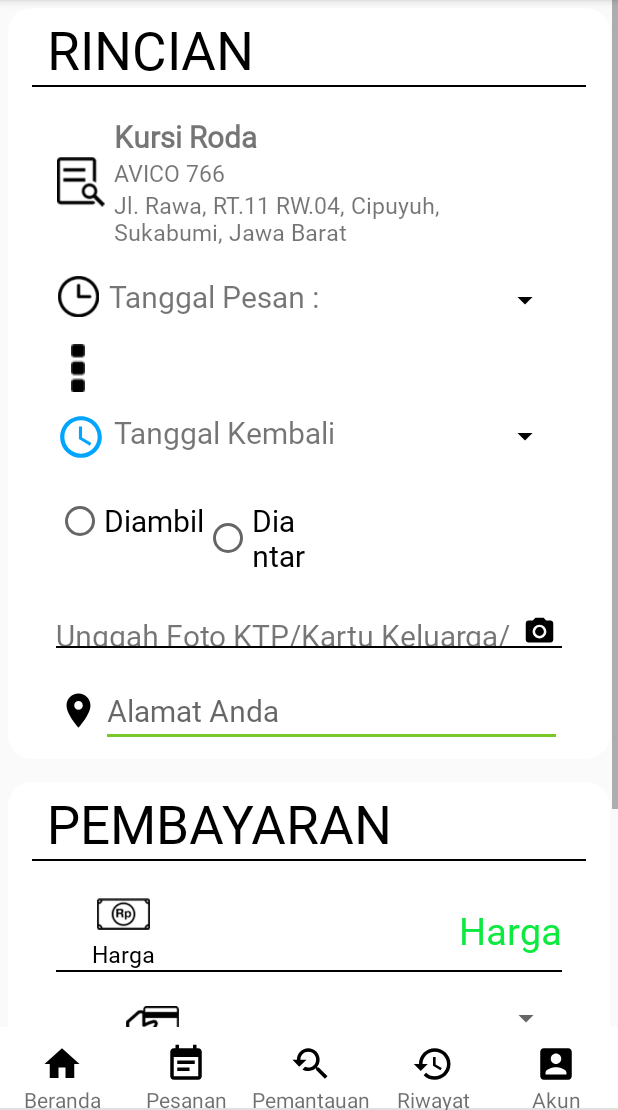
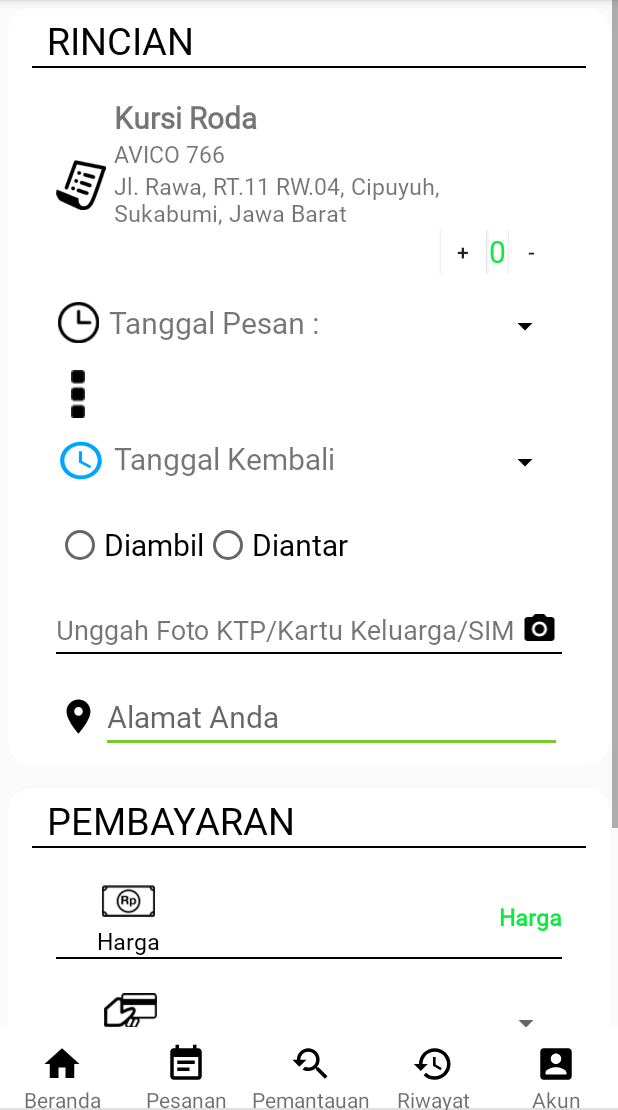
Before and after one commit to Rizkysuandana/d35t4r_d3v, an Android app: the AlatMedis screen opened directly, with no data from a screen before it, after a tap on "Kursi Roda", on a phone screen of 412 x 824 dp, the part 126-1236 px from its top. Run offline under Robolectric (Android 15) with nearby library versions, the phone set to English and light mode, and no system bars.

Commit message:
progres harian

```diff
--- a/destar/destar/app/src/main/res/layout/activity_login.xml
+++ b/destar/destar/app/src/main/res/layout/activity_login.xml
@@ -32,7 +32,7 @@
                 android:layout_centerHorizontal="true"
                 android:layout_marginBottom="5dp"
                 android:layout_marginTop="5dp"
-                android:fontFamily="sans-serif-smallcaps"
+                android:fontFamily="@font/pala"
                 android:text="Masuk"
                 android:textColor="@color/colorblack"
                 android:textSize="18dip"
@@ -59,6 +59,7 @@
                     android:layout_margin="10dp"
                     android:layout_toRightOf="@+id/image_email"
                     android:hint="Email"
+                    android:fontFamily="@font/pala"
                     android:inputType="textEmailAddress"
                     android:singleLine="true"
                     android:text="Ali" />
@@ -109,6 +110,7 @@
                     android:layout_height="wrap_content"
                     android:layout_centerHorizontal="true"
                     android:text="Masuk"
+                    android:fontFamily="@font/pala"
                     android:background="@drawable/buttonshapelogin"
                     android:textColor="#fff"
                     android:textStyle="bold" />
@@ -119,12 +121,14 @@
                     android:layout_centerHorizontal="true"
                     android:text="Lupa Kata Sandi?"
                     android:textSize="11dp"
+                    android:fontFamily="@font/pala"
                     android:id="@+id/lupasandi"/>
                 <TextView
                     android:layout_width="wrap_content"
                     android:layout_height="wrap_content"
                     android:layout_below="@+id/lupasandi"
                     android:layout_centerHorizontal="true"
+                    android:fontFamily="@font/pala"
                     android:text="Belum Punya Akun?"
                     android:textSize="11dp"
                     android:id="@+id/daftar"/>
--- a/destar/destar/app/src/main/res/layout/activity_next_desewa.xml
+++ b/destar/destar/app/src/main/res/layout/activity_next_desewa.xml
@@ -28,9 +28,9 @@
                     android:layout_width="wrap_content"
                     android:layout_height="wrap_content"
                     android:text="RINCIAN"
-                    android:textSize="35dp"
+                    android:textSize="25sp"
                     android:textColor="@color/colorblack"
-                    android:fontFamily="@font/font1"
+                    android:fontFamily="@font/pala"
                     android:layout_marginLeft="10dp"/>
                 <View
                     android:layout_width="match_parent"
@@ -47,17 +47,19 @@
                         android:layout_width="33dp"
                         android:layout_height="33dp"
                         android:layout_gravity="center"
-                        android:src="@drawable/pesanlanjutan"
+                        android:src="@drawable/image_ketentuan_layanan"
                         android:id="@+id/gambarkendaraan"/>
                     <LinearLayout
                         android:layout_width="match_parent"
                         android:layout_height="wrap_content"
                         android:orientation="vertical"
+                        android:gravity="center"
+                        android:layout_gravity="center"
                         android:layout_marginHorizontal="5dp">
                         <TextView
                             android:layout_width="match_parent"
                             android:layout_height="wrap_content"
-                            android:fontFamily="@font/font1"
+                            android:fontFamily="@font/pala"
                             android:id="@+id/namapesanan"
                             android:layout_gravity="center"
                             android:text="Nama Barang"
@@ -66,7 +68,7 @@
                         <TextView
                             android:layout_width="match_parent"
                             android:layout_height="wrap_content"
-                            android:fontFamily="@font/font1"
+                            android:fontFamily="@font/pala"
                             android:id="@+id/merk"
                             android:textSize="15dp"
                             android:text="Merk Barang"
@@ -74,10 +76,40 @@
                         <TextView
                             android:layout_width="match_parent"
                             android:layout_height="wrap_content"
-                            android:fontFamily="@font/font1"
+                            android:fontFamily="@font/pala"
                             android:textSize="15dp"
                             android:text="Kapasitas"
                             android:id="@+id/kapasitas"/>
+                        <LinearLayout
+                            android:layout_width="match_parent"
+                            android:layout_height="wrap_content"
+                            android:orientation="horizontal"
+                            android:gravity="right">
+                            <Button
+                                android:layout_width="30dp"
+                                android:onClick="increment"
+                                android:text="+"
+                                android:background="@color/putih"
+                                android:layout_gravity="center"
+                                android:layout_height="30dp" />
+                            <TextView
+                                android:textColor="@color/colorGreen"
+                                android:layout_gravity="center"
+                                android:layout_width="wrap_content"
+                                android:layout_height="wrap_content"
+                                android:text="0"
+                                android:layout_marginHorizontal="2dp"
+                                android:fontFamily="@font/pala"
+                                android:id="@+id/quantity_textview"
+                                android:textSize="20sp"/>
+                            <Button
+                                android:layout_width="30dp"
+                                android:layout_height="30dp"
+                                android:onClick="decrement"
+                                android:text="-"
+                                android:layout_gravity="center"
+                                android:background="@color/putih"/>
+                        </LinearLayout>
                     </LinearLayout>
 
                 </LinearLayout>
@@ -101,7 +133,7 @@
                         android:id="@+id/tglpesan"
                         android:textSize="20dp"
                         android:layout_toRightOf="@+id/gbr1"
-                        android:fontFamily="@font/font1"/>
+                        android:fontFamily="@font/pala"/>
                     <ImageButton
                         android:layout_width="50dp"
                         android:layout_height="wrap_content"
@@ -129,21 +161,24 @@
                     android:layout_marginVertical="5dp"
                     android:background="@drawable/textboxdesainkecil"
                     android:orientation="horizontal">
+
                     <ImageView
+                        android:id="@+id/gbr2"
                         android:layout_width="33dp"
-                        android:layout_height="33dp"
-                        android:id="@+id/gbr2"
-                        android:src="@drawable/image_time_blue"
-                        android:layout_gravity="center"/>
+                        android:layout_height="30dp"
+                        android:scaleType="fitXY"
+                        android:layout_gravity="center"
+                        android:src="@drawable/image_time_blue" />
+
                     <TextView
+                        android:id="@+id/tglkembali"
                         android:layout_width="250dp"
                         android:layout_height="wrap_content"
+                        android:layout_marginHorizontal="5dp"
+                        android:layout_toRightOf="@+id/gbr2"
+                        android:fontFamily="@font/pala"
                         android:text="Tanggal Kembali"
-                        android:layout_marginHorizontal="5dp"
-                        android:id="@+id/tglkembali"
-                        android:layout_toRightOf="@+id/gbr2"
-                        android:fontFamily="@font/font1"
-                        android:textSize="20dp"/>
+                        android:textSize="20dp" />
                     <ImageButton
                         android:layout_width="50dp"
                         android:layout_height="wrap_content"
@@ -154,7 +189,7 @@
                         android:background="@drawable/textboxdesainkecil"/>
                 </RelativeLayout>
                 <RelativeLayout
-                    android:layout_width="200dp"
+                    android:layout_width="wrap_content"
                     android:layout_height="wrap_content"
                     android:orientation="horizontal"
                     android:background="@drawable/textboxdesainkecil"
@@ -167,14 +202,14 @@
                         <RadioButton
                             android:layout_width="wrap_content"
                             android:layout_height="wrap_content"
-                            android:fontFamily="@font/font1"
+                            android:fontFamily="@font/pala"
                             android:textSize="20dp"
                             android:id="@+id/diambil"
                             android:text="Diambil" />
                         <RadioButton
                             android:layout_width="wrap_content"
                             android:layout_height="wrap_content"
-                            android:fontFamily="@font/font1"
+                            android:fontFamily="@font/pala"
                             android:textSize="20dp"
                             android:id="@+id/diantar"
                             android:text="Diantar"/>
@@ -182,15 +217,16 @@
                 </RelativeLayout>
                 <RelativeLayout
                     android:layout_width="match_parent"
-                    android:layout_height="30dp"
+                    android:layout_height="wrap_content"
                     android:layout_marginVertical="10dp"
                     android:background="@drawable/textboxdesainkecil">
                     <TextView
                         android:layout_width="wrap_content"
                         android:layout_height="wrap_content"
                         android:text="Unggah Foto KTP/Kartu Keluarga/SIM"
-                        android:fontFamily="@font/font1"
-                        android:textSize="20dp"
+                        android:fontFamily="@font/pala"
+                        android:textSize="18sp"
+                        android:layout_marginBottom="4dp"
                         android:id="@+id/unggahtext"/>
                     <View
                         android:layout_width="match_parent"
@@ -216,7 +252,7 @@
                     <EditText
                         android:layout_width="match_parent"
                         android:layout_height="wrap_content"
-                        android:fontFamily="@font/font1"
+                        android:fontFamily="@font/pala"
                         android:id="@+id/beratKendaraan"
                         android:textSize="20dp"
                         android:hint="Alamat Anda"/>
@@ -234,10 +270,10 @@
                     android:layout_width="wrap_content"
                     android:layout_height="wrap_content"
                     android:layout_marginLeft="10dp"
-                    android:fontFamily="@font/font1"
+                    android:fontFamily="@font/pala"
                     android:text="PEMBAYARAN"
                     android:textColor="@color/colorblack"
-                    android:textSize="35dp" />
+                    android:textSize="25sp" />
                 <View
                     android:layout_width="match_parent"
                     android:layout_height="1dp"
@@ -253,24 +289,27 @@
                         android:layout_width="match_parent"
                         android:layout_height="wrap_content"
                         android:orientation="horizontal">
+
                         <LinearLayout
-                            android:layout_width="90dp"
+                            android:layout_width="97dp"
                             android:layout_height="wrap_content"
-                            android:orientation="vertical"
-                            android:layout_gravity="center">
+                            android:layout_gravity="center"
+                            android:orientation="vertical">
+
                             <ImageView
                                 android:layout_width="35dp"
                                 android:layout_height="32dp"
                                 android:layout_gravity="center"
                                 android:src="@drawable/harga" />
+
                             <TextView
                                 android:layout_width="wrap_content"
                                 android:layout_height="wrap_content"
+                                android:layout_gravity="center"
+                                android:fontFamily="@font/pala"
                                 android:text="Harga"
                                 android:textColor="@color/colorblack"
-                                android:layout_gravity="center"
-                                android:fontFamily="@font/font1"
-                                android:textSize="15dp"/>
+                                android:textSize="15dp" />
 
                         </LinearLayout>
                         <LinearLayout
@@ -283,8 +322,10 @@
                                 android:layout_width="wrap_content"
                                 android:layout_height="wrap_content"
                                 android:text="Harga"
-                                android:fontFamily="@font/font1"
-                                android:textSize="25dp"
+                                android:inputType="number"
+                                android:fontFamily="@font/pala"
+                                android:textSize="15sp"
+                                android:textStyle="bold"
                                 android:layout_gravity="right"
                                 android:textColor="@color/colorGreen"/>
                         </LinearLayout>
@@ -321,14 +362,15 @@
                                 android:text="Jenis Pembayaran"
                                 android:textAlignment="center"
                                 android:textColor="@color/colorblack"
-                                android:fontFamily="@font/font1"
-                                android:textSize="15dp"/>
+                                android:fontFamily="@font/pala"
+                                android:textSize="12sp"/>
                         </LinearLayout>
 
                         <LinearLayout
                             android:layout_width="match_parent"
                             android:layout_height="wrap_content"
-                            android:orientation="vertical">
+                            android:orientation="vertical"
+                            android:layout_gravity="center">
                             <Spinner
                                 android:layout_width="wrap_content"
                                 android:layout_height="wrap_content"
@@ -355,18 +397,18 @@
                     android:layout_height="wrap_content"
                     android:layout_gravity="center"
                     android:layout_marginLeft="20dp"
-                    android:fontFamily="@font/font1"
+                    android:fontFamily="@font/pala"
                     android:text="TOTAL : "
                     android:textColor="@color/cardview_light_background"
-                    android:textSize="20dp"
+                    android:textSize="15sp"
                     android:textStyle="bold" />
                 <TextView
                     android:layout_width="wrap_content"
                     android:layout_height="wrap_content"
                     android:id="@+id/totalHarga"
                     android:text="Harga"
-                    android:fontFamily="@font/font1"
-                    android:textSize="20dp"
+                    android:fontFamily="@font/pala"
+                    android:textSize="15sp"
                     android:layout_marginRight="20dp"
                     android:layout_alignParentRight="true"
                     android:textColor="@color/cardview_light_background"/>
@@ -385,8 +427,8 @@
                     android:id="@+id/pesan"
                     android:textStyle="bold"
                     android:textColor="@color/putih"
-                    android:fontFamily="@font/font1"
-                    android:textSize="30dp"
+                    android:fontFamily="@font/pala"
+                    android:textSize="20sp"
                     android:background="@drawable/shape_green"/>
             </RelativeLayout>
         </LinearLayout>
--- a/destar/destar/app/src/main/res/layout/pop_up_diantar.xml
+++ b/destar/destar/app/src/main/res/layout/pop_up_diantar.xml
@@ -8,6 +8,7 @@
         android:layout_width="wrap_content"
         android:layout_height="wrap_content"
         android:textSize="18dp"
+        android:fontFamily="@font/pala"
         android:text="Pastikan alamat yang anda masukkan sudah benar agar driver kami dapat lebih mudah untuk mengantar pesanan Anda."
         android:layout_marginVertical="20dp"
         android:textStyle="bold"
```
Also changed, not shown: destar/destar/app/src/main/java/com/destar/platform/destar/NextDesewa.java (+41 -0 lines), destar/destar/app/src/main/res/layout/activity_alat_medis.xml (+21 -21 lines), destar/destar/app/src/main/res/layout/activity_alat_pertanian.xml (+24 -23 lines), destar/destar/app/src/main/res/layout/activity_dashboard.xml (+25 -25 lines), destar/destar/app/src/main/res/layout/activity_de_sewa_lainnya.xml (+21 -21 lines), destar/destar/app/src/main/res/layout/activity_jasa_angkut.xml (+4 -4 lines), destar/destar/app/src/main/res/layout/activity_kendaraan.xml (+47 -25 lines), destar/destar/app/src/main/res/layout/activity_next_pengantar_barang.xml (+22 -15 lines), destar/destar/app/src/main/res/layout/activity_pengantar_barang.xml (+17 -16 lines), destar/destar/app/src/main/res/layout/activity_tampilan_awal.xml (+7 -7 lines), destar/destar/app/src/main/res/layout/activity_transportasi.xml (+9 -10 lines), destar/destar/app/src/main/res/layout/akun.xml (+6 -6 lines), destar/destar/app/src/main/res/layout/desewa_activity.xml (+8 -8 lines), destar/destar/app/src/main/res/layout/jenistransportasi.xml (+5 -5 lines), 5 other files.
